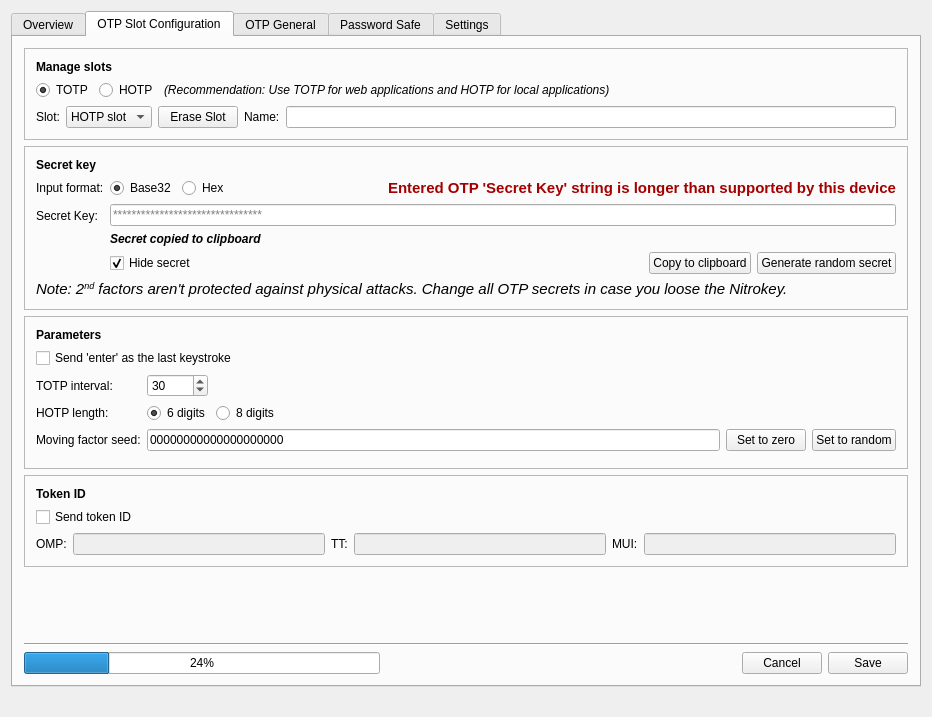
First picture: the form in src/ui/mainwindow.ui, repository Nitrokey/nitrokey-app, before the edit.
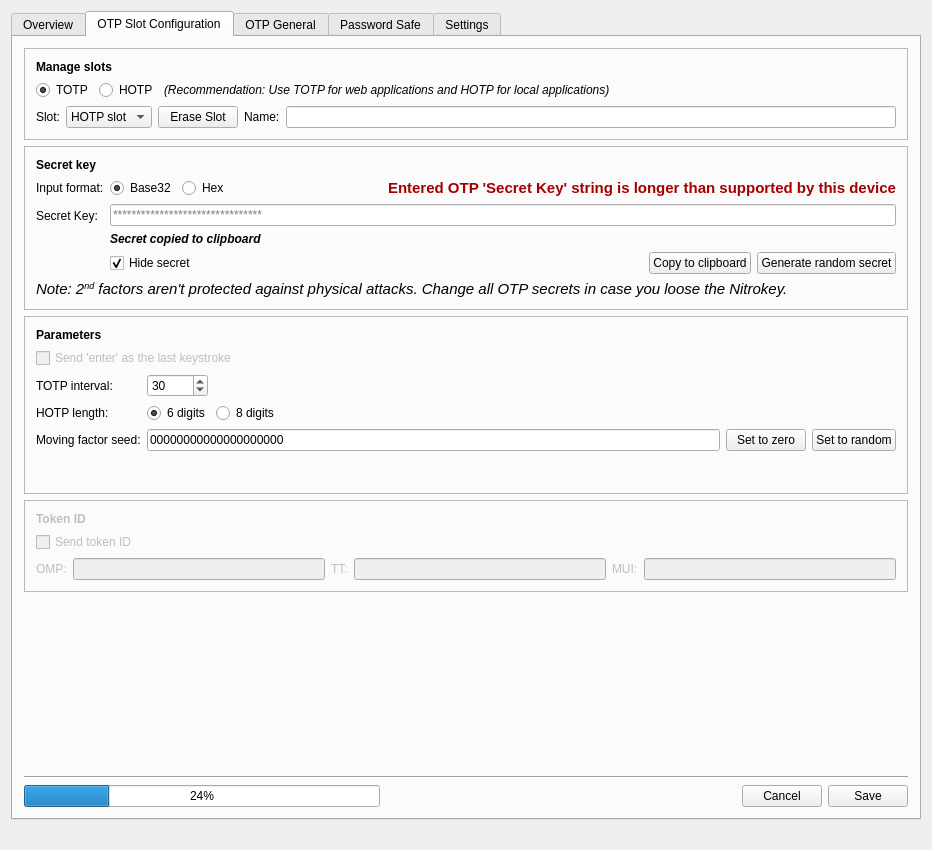
Second picture: the form after the edit. The open tabs and pages were chosen to show the change. Icons and pictures are not drawn.

Commit message:
Disable widgets regarding USB features
Fixes #417

Diff of the .ui file:
```diff
--- a/src/ui/mainwindow.ui
+++ b/src/ui/mainwindow.ui
@@ -7,7 +7,7 @@
     <x>0</x>
     <y>0</y>
     <width>932</width>
-    <height>717</height>
+    <height>850</height>
    </rect>
   </property>
   <property name="sizePolicy">
@@ -635,6 +635,9 @@
            </item>
            <item>
             <widget class="QCheckBox" name="enterCheckBox">
+             <property name="enabled">
+              <bool>false</bool>
+             </property>
              <property name="text">
               <string>Send 'enter' as the last keystroke</string>
              </property>
@@ -803,6 +806,9 @@
         </item>
         <item>
          <widget class="QFrame" name="frame_3">
+          <property name="enabled">
+           <bool>false</bool>
+          </property>
           <property name="autoFillBackground">
            <bool>false</bool>
           </property>
@@ -831,7 +837,7 @@
              <item>
               <widget class="QCheckBox" name="tokenIDCheckBox">
                <property name="enabled">
-                <bool>true</bool>
+                <bool>false</bool>
                </property>
                <property name="text">
                 <string>Send token ID</string>
```
Left out of the diff: 7 changed lines with no effect on the pictures.
